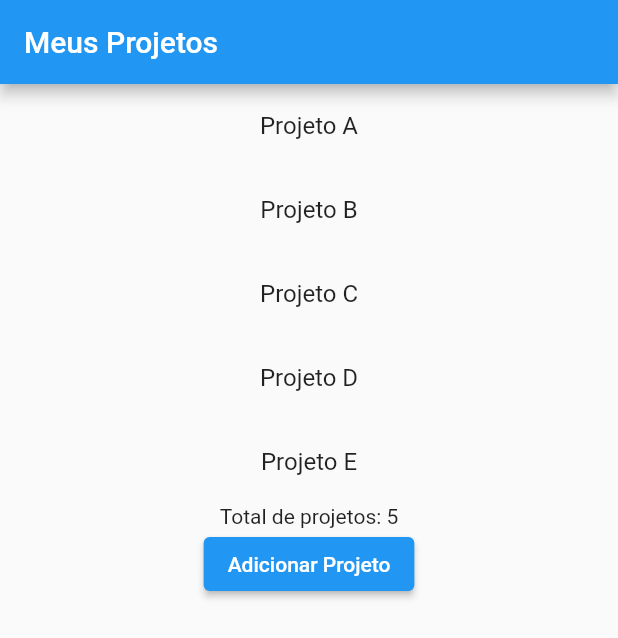
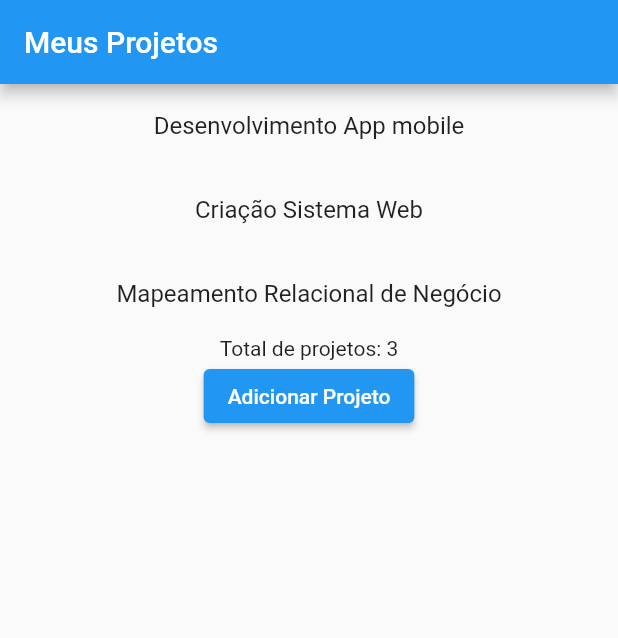
Before and after one commit to diegoufba/Time-Tracker, a Flutter app: the screen it shows after launch, on a phone screen of 412 x 824 dp. Shown: the top 638 px of the screen. Run offline on Flutter 3.47's test engine with Material 2 defaults, Android fonts, the phone set to English and light mode, and no system bars; our stand-ins replace flutter_riverpod.

```diff
--- a/time_tracker/lib/main.dart
+++ b/time_tracker/lib/main.dart
@@ -7,12 +7,16 @@ import 'package:flutter_riverpod/flutter_riverpod.dart';
 void main() => runApp(const ProviderScope(child: MyApp()));
 
 final projectsProvider = StateProvider((ref) => [
-    Project("Projeto A", null, null, null, null, null, null, null, null),
-    Project("Projeto B", null, null, null, null, null, null, null, null),
-    Project("Projeto C", null, null, null, null, null, null, null, null),
-    Project("Projeto D", null, null, null, null, null, null, null, null),
-    Project("Projeto E", null, null, null, null, null, null, null,
-      [Task("Taf A", DateTime.now(), DateTime.now(), 12, false), Task("Taf B", DateTime.now(), DateTime.now(), 5, true)]),
+    Project("Desenvolvimento App mobile", 1300, null, DateTime.parse("2023-11-30"), 30, 72, false, false,
+      [Task("Definir Telas", DateTime.parse("2023-09-20"), DateTime.parse("2023-09-30"), 12, true),
+       Task("Desenvolver Telas", DateTime.parse("2023-10-10"), DateTime.parse("2023-11-30"), 48, false)
+      ]
+    ),
+    Project("Criação Sistema Web", 80, null, DateTime.parse("2023-12-25"), 102, 306, false, true,
+      [Task("Criação de rotas", DateTime.parse("2023-09-20"), DateTime.parse("2023-09-30"), 15, true),
+      ]
+    ),
+    Project("Mapeamento Relacional de Negócio", 1200, DateTime.parse("2023-11-20"), DateTime.parse("2023-11-21"), 50, 60, true, false, null),
 ]);
 
 class MyApp extends ConsumerWidget {
--- a/time_tracker/lib/screens/projectForm.dart
+++ b/time_tracker/lib/screens/projectForm.dart
@@ -17,7 +17,6 @@ class ProjectForm extends ConsumerWidget {
     bool projectHourlyRated = false;
     List<String> chargeOptions = ["Valor fixo", "Por hora"];
 
-    //  final List<Project> projects = ref.watch(projectsProvider);
     return Scaffold(
         appBar: AppBar(title: const Text('Cadastrar Projeto')),
         body: Form(
@@ -57,7 +56,7 @@ class ProjectForm extends ConsumerWidget {
               const SizedBox(height: 20),
               DropdownMenu(
                   initialSelection: chargeOptions.first,
-                  label: Text("Tipo de cobrança"),
+                  label: const Text("Tipo de cobrança"),
                   onSelected: (value) => {
                         value == "Por hora"
                             ? projectHourlyRated = true
```
Also changed, not shown: time_tracker/lib/screens/projectDetails.dart (+35 -16 lines), time_tracker/lib/screens/taskForm.dart (+45 -50 lines).
